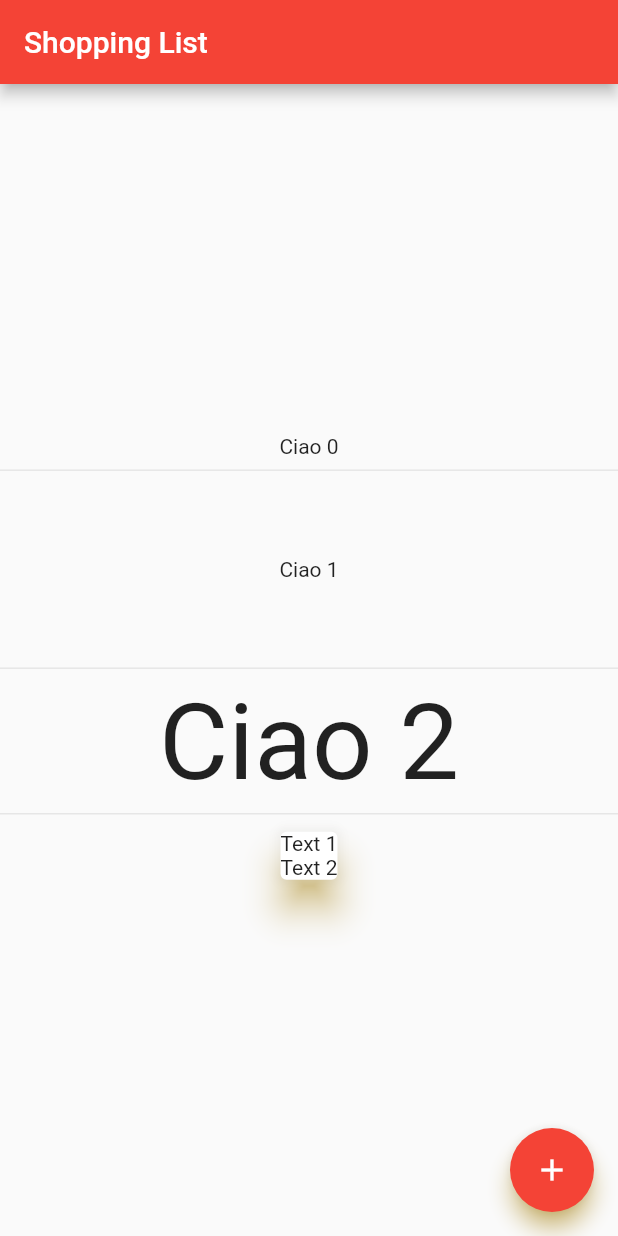
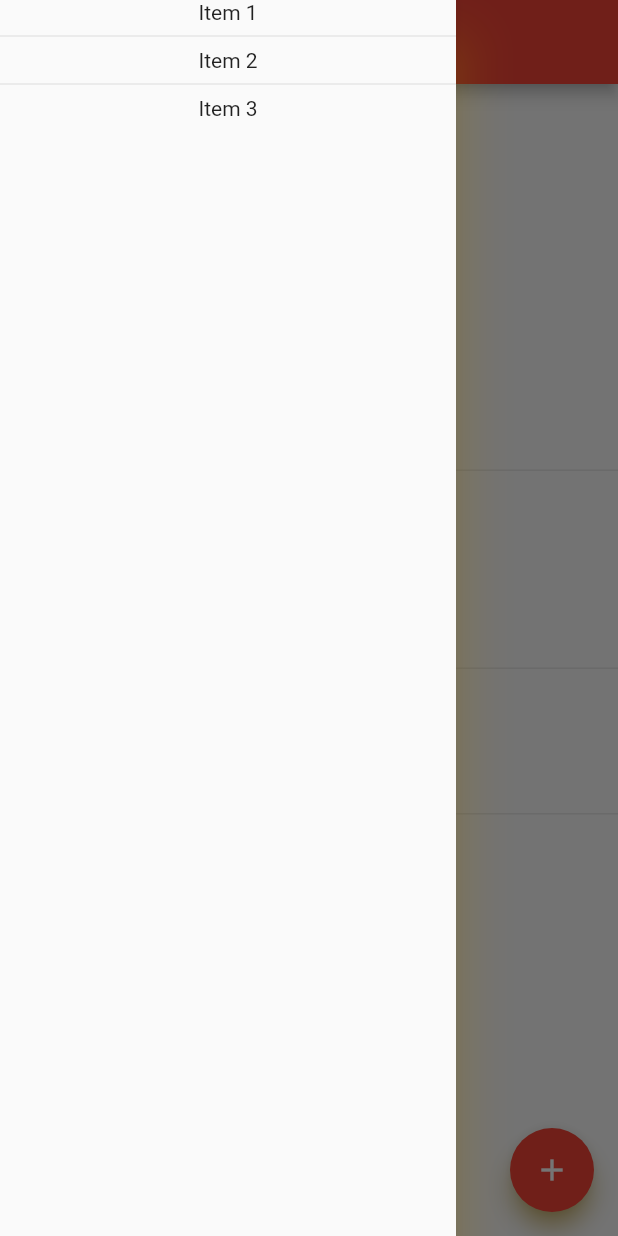
Before and after one commit to AndreaPrati98/super-journey, a Flutter app: the screen it shows after launch, with the side drawer open (before the commit the screen has no drawer), on a phone screen of 412 x 824 dp. Run offline on Flutter 3.47's test engine with Material 2 defaults, Android fonts, the phone set to English and light mode, and no system bars.

Commit message:
added drawer

```diff
--- a/sbrigaty/lib/main.dart
+++ b/sbrigaty/lib/main.dart
@@ -99,6 +99,15 @@ class _MyHomePageState extends State<MyHomePage> {
           ],
         ),
       ),
+      drawer: Drawer(
+        child: Column(children: [
+          Text("Item 1"),
+          Divider(),
+          Text("Item 2"),
+          Divider(),
+          Text("Item 3")
+        ]),
+      ),
       floatingActionButton: FloatingActionButton(
         onPressed: _incrementCounter,
         tooltip: 'Increment',
```
